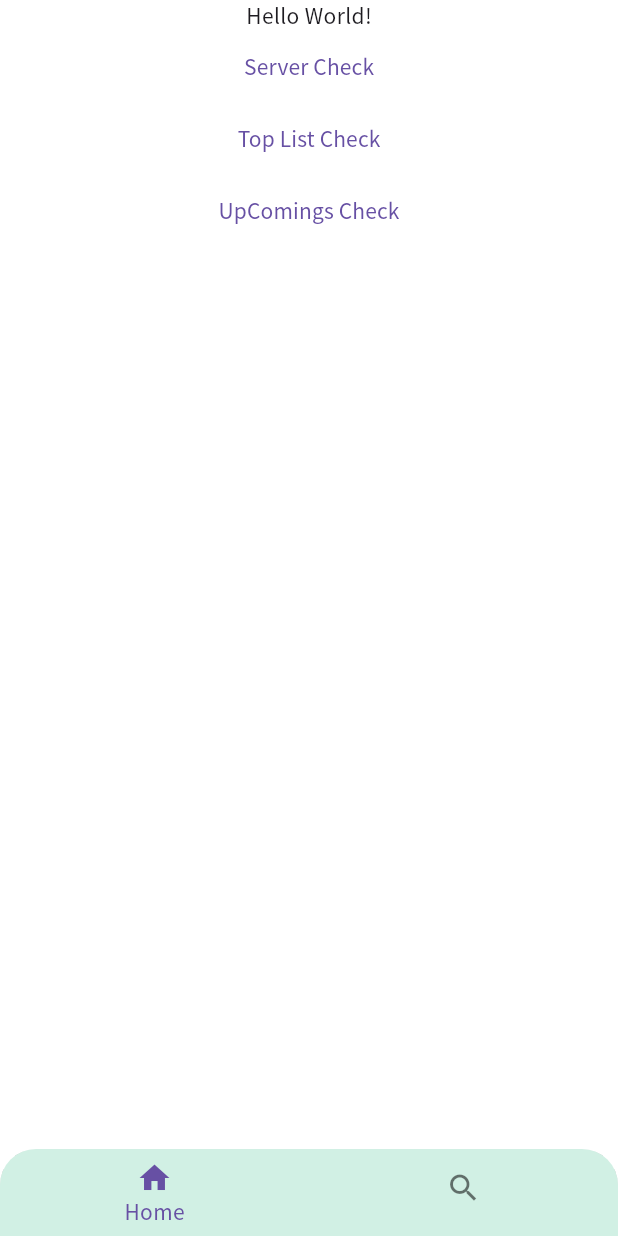
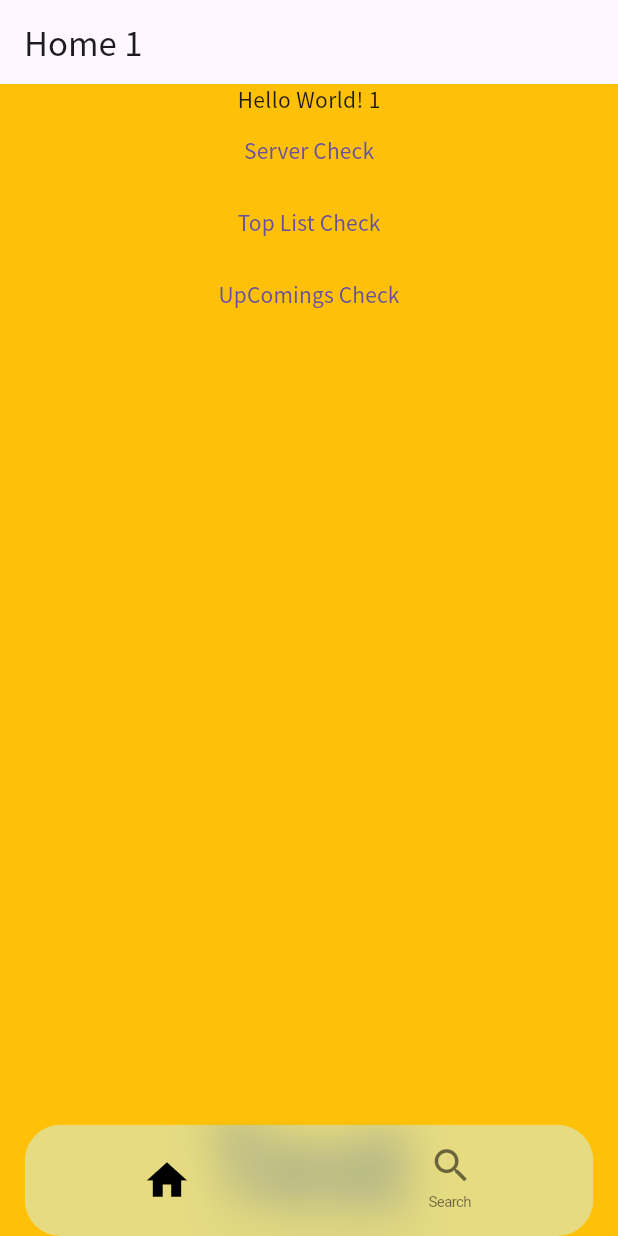
Before and after one commit to Little-tale/Movie-Finder-Flutter, a Flutter app: the screen it shows after launch, on a phone screen of 412 x 824 dp. Run offline on Flutter 3.47's test engine with Material 3 defaults, Android fonts, the phone set to English and light mode, and no system bars; drawn by our look-alikes of velocity_x; our stand-ins replace dio, flutter_riverpod, freezed_annotation, go_router, retrofit; generated files the repository leaves out were written again.

Commit message:
[Feat] Custom BottomNavigationBar + GoRouter Link

```diff
--- a/lib/routing/app_bottom_shell.dart
+++ b/lib/routing/app_bottom_shell.dart
@@ -9,8 +9,18 @@ class AppBottomShell extends StatelessWidget {
   @override
   Widget build(BuildContext context) {
     return Scaffold(
-      body: navigationShell,
-      bottomNavigationBar: AppBottomBar(navigationShell: navigationShell),
+      // extendBody: true,
+      body: Stack(
+        children: [
+          navigationShell,
+
+          Align(
+            alignment: Alignment.bottomCenter,
+            child: AppBottomBar(navigationShell: navigationShell),
+          ),
+        ],
+      ),
+      // bottomNavigationBar: AppBottomBar(navigationShell: navigationShell),
     );
   }
 }
--- a/lib/routing/app_router.dart
+++ b/lib/routing/app_router.dart
@@ -25,7 +25,7 @@ GoRouter createRouter() {
               GoRoute(
                 path: Routes.home,
                 name: RouteNames.home,
-                builder: (context, state) => const TestWidget(),
+                builder: (context, state) => const TestWidget(number: 1),
               ),
             ],
           ),
@@ -35,7 +35,7 @@ GoRouter createRouter() {
               GoRoute(
                 name: RouteNames.topRated,
                 path: Routes.topRated,
-                builder: (context, state) => const TestWidget2(),
+                builder: (context, state) => const TestWidget(number: 2),
               ),
             ],
           ),
--- a/lib/src/common/bottom_bar/w_bottom_bar.dart
+++ b/lib/src/common/bottom_bar/w_bottom_bar.dart
@@ -1,44 +1,98 @@
+import 'dart:ui';
+
 import 'package:flutter/material.dart';
-import 'package:flutter_riverpod/flutter_riverpod.dart';
 import 'package:go_router/go_router.dart';
+import 'package:movie_finder/src/common/app/app_size.dart';
+import 'package:movie_finder/src/common/bottom_bar/w_bottom_nav_button.dart';
 
 enum TabItem {
-  home,
-  search,
+  home(0),
+  search(1);
+
+  final int idx;
+  const TabItem(this.idx);
   // favorites
+
+  String get title {
+    switch (this) {
+      case TabItem.home:
+        return "Home";
+      case TabItem.search:
+        return "Search";
+    }
+  }
+
+  IconData get icon {
+    switch (this) {
+      case TabItem.home:
+        return Icons.home;
+      case TabItem.search:
+        return Icons.search;
+    }
+  }
 }
 
 // MARK: UI
-class AppBottomBar extends ConsumerWidget {
+class AppBottomBar extends StatelessWidget {
   final cornerRadius = 24.0;
-
   final StatefulNavigationShell navigationShell;
 
   const AppBottomBar({super.key, required this.navigationShell});
 
   @override
-  Widget build(BuildContext context, WidgetRef ref) {
+  Widget build(BuildContext context) {
     final currentIndex = navigationShell.currentIndex;
 
+    return SizedBox(
+      height: context.bottomBarHeight + context.bottomSafeArea,
+      child: _buildBottomBar(context, currentIndex),
+    );
+  }
+
+  Widget _buildBottomBar(BuildContext context, int currentIndex) {
+    final sidePad = context.blockSizeHorizontal * 4; // 최소 패딩
+    const maxBarWidth = 520.0;
+    const maxBarHeight = 80.0;
+    return Padding(
+      padding: EdgeInsets.fromLTRB(sidePad, 0, sidePad, context.bottomSafeArea),
+      child: Center(
+        child: ConstrainedBox(
+          constraints: const BoxConstraints(
+            maxWidth: maxBarWidth,
+            maxHeight: maxBarHeight,
+          ),
+          child: barItems(context, currentIndex),
+        ),
+      ),
+    );
+  }
+
+  Widget barItems(BuildContext context, int currentIndex) {
     return ClipRRect(
-      borderRadius: BorderRadius.only(
-        topLeft: Radius.circular(cornerRadius),
-        topRight: Radius.circular(cornerRadius),
-      ),
-      child: BottomNavigationBar(
-        currentIndex: currentIndex,
-        items: const [
-          BottomNavigationBarItem(icon: Icon(Icons.home), label: 'Home'),
-          BottomNavigationBarItem(icon: Icon(Icons.search), label: 'Search'),
-        ],
-        onTap: (index) {
-          navigationShell.goBranch(index);
-        },
-        showSelectedLabels: true,
-        showUnselectedLabels: false,
-        type: BottomNavigationBarType.fixed,
-        elevation: 1,
-        backgroundColor: Color(0xFFD1F0E4),
+      child: BackdropFilter(
+        filter: ImageFilter.blur(sigmaX: 15, sigmaY: 15),
+        child: Container(
+          height: context.bottomBarHeight,
+          decoration: BoxDecoration(
+            color: Color(0xFFD1F0E4).withValues(alpha: 0.55),
+            borderRadius: BorderRadius.circular(cornerRadius),
+          ),
+          child: Row(
+            children: TabItem.values
+                .map(
+                  (item) => BottomNavButton(
+                    title: item.title,
+                    icon: item.icon,
+                    index: item.idx,
+                    currentIndex: currentIndex,
+                    onTab: (index) {
+                      navigationShell.goBranch(index);
+                    },
+                  ),
+                )
+                .toList(),
+          ),
+        ),
       ),
     );
   }
--- /dev/null
+++ b/lib/src/common/bottom_bar/w_bottom_nav_button.dart
@@ -0,0 +1,56 @@
+import 'package:flutter/cupertino.dart';
+import 'package:flutter/material.dart';
+import 'package:movie_finder/src/common/app/app_size.dart';
+import 'package:velocity_x/velocity_x.dart';
+
+class BottomNavButton extends StatelessWidget {
+  const BottomNavButton({
+    super.key,
+    required this.icon,
+    required this.index,
+    required this.currentIndex,
+    required this.onTab,
+    required this.title,
+  });
+
+  final IconData icon;
+  final int index;
+  final int currentIndex;
+  final String title;
+  final void Function(int) onTab;
+
+  @override
+  Widget build(BuildContext context) {
+    final selected = index == currentIndex;
+
+    return Expanded(
+      child: CupertinoButton(
+        padding: EdgeInsets.zero,
+        minimumSize: Size(0, 0),
+        pressedOpacity: 0.4,
+        onPressed: () => onTab(index),
+        child: AnimatedScale(
+          scale: selected ? 1.1 : 1.0,
+          duration: 400.milliseconds,
+          child: VStack(spacing: 0, [
+            Icon(
+              size: iconSize(context),
+              icon,
+              color: selected ? Colors.black : Colors.black54,
+            ),
+            if (!selected)
+              Text(
+                title,
+                style: TextStyle(fontSize: 10, color: Colors.black54),
+              ).py4(),
+          ]),
+        ),
+      ),
+    );
+  }
+
+  double iconSize(BuildContext context) {
+    final h = context.bottomBarHeight;
+    return (h * 0.4).clamp(22.0, 30.0);
+  }
+}
--- a/lib/w_test.dart
+++ b/lib/w_test.dart
@@ -2,16 +2,28 @@ import 'package:flutter/material.dart';
 import 'package:movie_finder/src/data/TMDB/movie_list/tmdb_movie/tmdb_movie_dto.dart';
 import 'package:movie_finder/src/network/TMDB/tmdb_network_manager.dart';
 import 'package:movie_finder/utils/result.dart';
+import 'package:velocity_x/velocity_x.dart';
 
 class TestWidget extends StatelessWidget {
-  const TestWidget({super.key});
+  const TestWidget({super.key, required this.number});
+
+  final int number;
 
   @override
   Widget build(BuildContext context) {
-    return SafeArea(
+    return Scaffold(
+      appBar: AppBar(title: "Home $number".text.make()),
+      body: SafeArea(
+        bottom: false,
+        child: Container(
+          width: double.infinity,
+          height: double.infinity,
+          color: Colors.amber,
           child: Column(
+            mainAxisSize: MainAxisSize.min,
+            crossAxisAlignment: CrossAxisAlignment.center,
             children: [
-          Text('Hello World!'),
+              Text('Hello World! $number'),
               TextButton(
                 onPressed: () async {
                   final result = await TmdbNetworkManager.instance.serverTest();
@@ -36,9 +48,8 @@ class TestWidget extends StatelessWidget {
               ),
               TextButton(
                 onPressed: () async {
-              final result = await TmdbNetworkManager.instance.getTmdbUpComming(
-                page: 1,
-              );
+                  final result = await TmdbNetworkManager.instance
+                      .getTmdbUpComming(page: 1);
                   switch (result) {
                     case Success(value: final movies):
                       print(movies);
@@ -50,83 +61,12 @@ class TestWidget extends StatelessWidget {
                 },
                 child: Text('UpComings Check'),
               ),
+              Spacer(),
+              'Test'.text.size(70).bold.make().fittedBox(),
             ],
           ),
+        ),
+      ),
     );
-    ;
   }
 }
-
-class TestWidget2 extends StatelessWidget {
-  const TestWidget2({super.key});
-
-  @override
-  Widget build(BuildContext context) {
-    return SafeArea(
-      child: Column(
-        children: [
-          Text('Hello World! 2222'),
-          TextButton(
-            onPressed: () async {
-              final result = await TmdbNetworkManager.instance.serverTest();
-              print(result);
-            },
-            child: Text('Server Check'),
-          ),
-          TextButton(
-            onPressed: () async {
-              final result = await TmdbNetworkManager.instance.getMovieList(
-                page: 1,
-              );
-              switch (result) {
-                case Success<List<TmdbMovieDto>>(value: final movies):
-                  print(movies);
-                case Failure(error: final exception):
-                  print(exception);
-              }
-              print(result);
-            },
-            child: Text('Top List Check'),
-          ),
-          TextButton(
-            onPressed: () async {
-              final result = await TmdbNetworkManager.instance.getTmdbUpComming(
-                page: 1,
-              );
-              switch (result) {
-                case Success(value: final movies):
-                  print(movies);
-                case Failure(error: final exception):
-                  print(exception);
-              }
-
-              print(result);
-            },
-            child: Text('UpComings Check'),
-          ),
-        ],
-      ),
-    );
-    ;
-  }
-}
-
-/*
-class RootPage extends ConsumerWidget {
-  const RootPage({super.key});
-
-  @override
-  Widget build(BuildContext context, WidgetRef ref) {
-    final tab = ref.watch(currentTabProvider);
-
-    Widget body = switch (tab) {
-      TabItem.home => const HomePage(),
-      TabItem.search => const SearchPage(),
-    };
-
-    return Scaffold(
-      body: body,
-      bottomNavigationBar: const AppBottomNav(),
-    );
-  }
-  */
```
Also changed, not shown: lib/src/common/app/app_size.dart (+30 -12 lines). Lines whose indentation alone changed are shown as unchanged.
